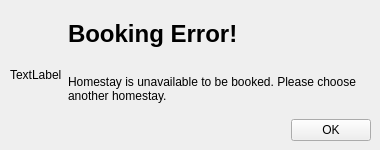
dayoo3/Group-5-STAYIESTA-System, file popuphomestayunavailable.ui: the form before one commit.
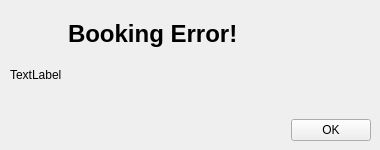
The form after the commit.

The edit to the form file:
```diff
--- a/popuphomestayunavailable.ui
+++ b/popuphomestayunavailable.ui
@@ -57,7 +57,7 @@
       <item>
        <widget class="QLabel" name="label">
         <property name="text">
-         <string>Homestay is unavailable to be booked. Please choose another homestay.</string>
+         <string/>
         </property>
         <property name="wordWrap">
          <bool>true</bool>
```
